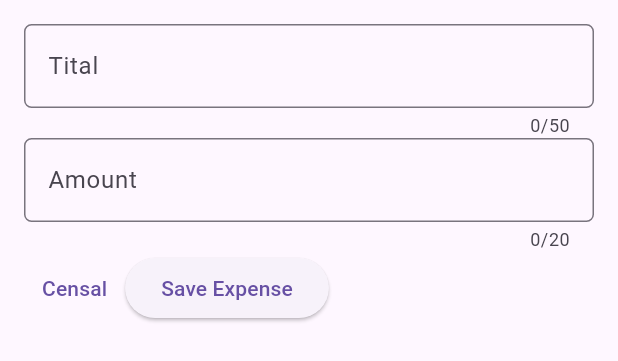
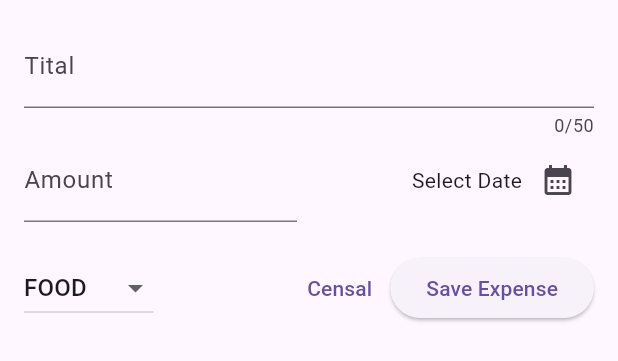
Before and after one commit to DeepakMewada20/Expense-Tracker-App, a Flutter app: the NewExpense widget shown alone on an empty page, opened directly, on a phone screen of 412 x 824 dp. Shown: the top 361 px of the screen. Run offline on Flutter 3.47's test engine with Material 3 defaults, Android fonts, the phone set to English and light mode, and no system bars.

Commit message:
I add DatePicker and dropdown manu in new_expense file

```diff
--- a/lib/modal/expence.dart
+++ b/lib/modal/expence.dart
@@ -7,7 +7,6 @@ const uuid = Uuid();
 final formatter = DateFormat.yMd();
 
 enum Category { food, work, travel, leisure }
-
 const categoryIcon = {
   Category.food: Icons.lunch_dining,
   Category.travel: Icons.flight_takeoff,
--- a/lib/widgets/expences-list/new_expense.dart
+++ b/lib/widgets/expences-list/new_expense.dart
@@ -1,4 +1,5 @@
 import 'package:flutter/material.dart';
+import 'package:expense_tracker_app/modal/expence.dart';
 
 class NewExpense extends StatefulWidget {
   const NewExpense({super.key});
@@ -11,12 +12,31 @@ class NewExpense extends StatefulWidget {
 class _NewExpenseState extends State<NewExpense> {
   final _titalController = TextEditingController();
   final _amountController = TextEditingController();
+  DateTime? _selectedDate;
+  Category _selectdCategory = Category.food;
 
   @override
   void dispose() {
     _titalController.dispose();
     _amountController.dispose();
     super.dispose();
+  }
+
+  void _presentDatePeker() async {
+    final currentDate = DateTime.now();
+    final firstDate =
+        DateTime(currentDate.year - 5, currentDate.month, currentDate.day);
+    final lastDate = currentDate;
+
+    final pickedDate = await showDatePicker(
+      context: context,
+      initialDate: currentDate,
+      firstDate: firstDate,
+      lastDate: lastDate,
+    );
+    setState(() {
+      _selectedDate = pickedDate;
+    });
   }
 
   @override
@@ -31,11 +51,11 @@ class _NewExpenseState extends State<NewExpense> {
             decoration: const InputDecoration(
               // label: Text("Tital"),
               labelText: "Tital",
-              border: OutlineInputBorder(
-                borderRadius: BorderRadius.all(
-                  Radius.circular(5),
-                ),
-              ),
+              // border: OutlineInputBorder(
+              //   borderRadius: BorderRadius.all(
+              //     Radius.circular(5),
+              //   ),
+              // ),
             ),
           ),
           Row(
@@ -44,32 +64,65 @@ class _NewExpenseState extends State<NewExpense> {
                 child: TextField(
                   controller: _amountController,
                   keyboardType: TextInputType.number,
-                  maxLength: 20,
                   decoration: const InputDecoration(
                     prefixText: '\$ ',
                     labelText: 'Amount',
-                    border: OutlineInputBorder(
-                      borderRadius: BorderRadius.all(
-                        Radius.circular(5),
-                      ),
-                    ),
                   ),
                 ),
-              )
+              ),
+              const SizedBox(width: 16,),
+              Expanded(
+                child: Row(
+                  mainAxisAlignment: MainAxisAlignment.end,
+                  crossAxisAlignment: CrossAxisAlignment.center,
+                  children: [
+                    Text(
+                      _selectedDate == null
+                          ? 'Select Date'
+                          : formatter.format(_selectedDate!),
+                    ),
+                    IconButton(
+                      onPressed: _presentDatePeker,
+                      icon: const Icon(Icons.calendar_month),
+                    ),
+                  ],
+                ),
+              ),
             ],
           ),
+          const SizedBox(height: 20,),
           Row(
             children: [
+              DropdownButton(
+                value: _selectdCategory,
+                items: Category.values
+                    .map(
+                      (category) => DropdownMenuItem(
+                        value: category,
+                        child: Text(
+                          category.name.toUpperCase(),
+                        ),
+                      ),
+                    )
+                    .toList(),
+                onChanged: (value) {
+                  setState(() {
+                    if (value == null) {
+                      return;
+                    }
+                    setState(() {
+                    _selectdCategory = value;
+                    });
+                  });
+                },
+              ),
+              const Spacer(),
               TextButton(
                 onPressed: () {
                   Navigator.pop(context);
                 },
                 child: const Text("Censal"),
               ),
-              // OutlinedButton(
-              //   onPressed: () {},
-              //   child: const Text("censal"),
-              // ),
               ElevatedButton(
                   onPressed: () {
                     print(_titalController.text);
```
Also changed, not shown: lib/main.dart (line endings or trailing spaces).
